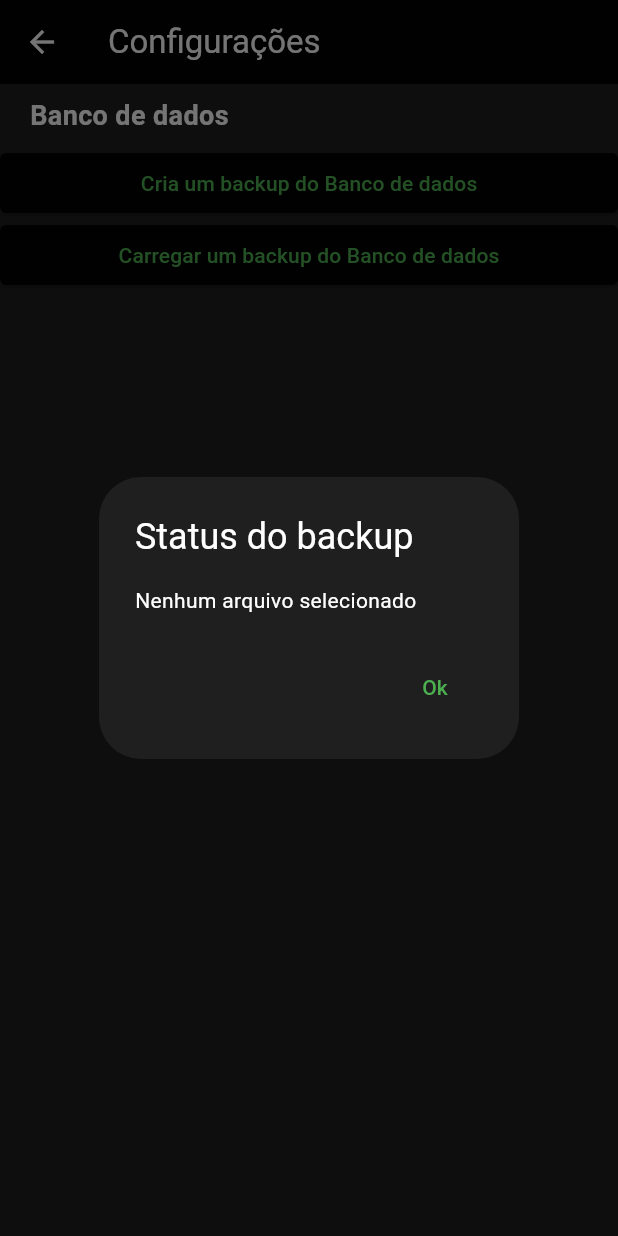
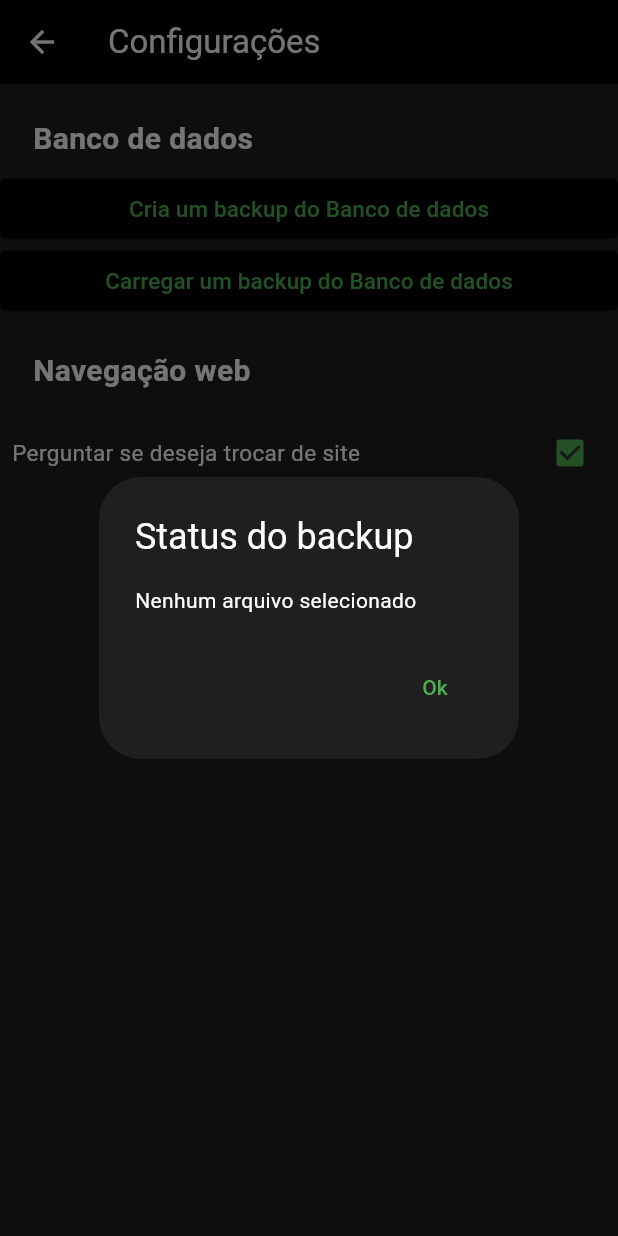
Before and after one commit to Yan-SO/my_manga, a Flutter app: the ConfigPage screen opened directly, after a tap on "Carregar um backup do Banco de dados", on a phone screen of 412 x 824 dp. Run offline on Flutter 3.47's test engine with Material 3 defaults, Android fonts, the phone set to English and light mode, and no system bars; our stand-ins replace file_picker, image_picker, permission_handler, sqflite, webview_flutter; accounts and stored records are empty.

Commit message:
Refactor ConfigPage to StatefulWidget and add settings management
- Refactored ConfigPage from StatelessWidget to StatefulWidget to handle dynamic state changes.
- Added _buildCheckbox method to simplify checkbox creation with a text label and onChanged handler.
- Created new 'settings' table in DatabaseHelper with columns 'key' and 'value' to store user configurations.
- Initialized 'showNavigationQuest' setting with a default value of 'true' in the 'settings' table.
- Added methods to MangaRepository for saving and retrieving configuration settings ('saveSetting' and 'getSetting').
- Integrated settings management in ConfigPage to control visibility of navigation quest alert.

```diff
--- a/lib/src/data/manga_repository.dart
+++ b/lib/src/data/manga_repository.dart
@@ -256,4 +256,28 @@ class MangaRepository {
 
     await _deletefonts(font.id!);
   }
+
+//metodos de confuguraçoes
+  Future<void> saveSetting(String key, String value) async {
+    final db = await _databaseHelper.database;
+    await db.insert(
+      'settings',
+      {'key': key, 'value': value},
+      conflictAlgorithm: ConflictAlgorithm.replace,
+    );
+  }
+
+  Future<String?> getSetting(String key) async {
+    final db = await _databaseHelper.database;
+    final result = await db.query(
+      'settings',
+      where: 'key = ?',
+      whereArgs: [key],
+      limit: 1,
+    );
+    if (result.isNotEmpty) {
+      return result.first['value'] as String?;
+    }
+    return null;
+  }
 }
--- a/lib/src/ui/screens/config_page.dart
+++ b/lib/src/ui/screens/config_page.dart
@@ -1,13 +1,43 @@
 import 'package:flutter/material.dart';
 import 'package:my_mangas/src/data/backup_manager.dart';
+import 'package:my_mangas/src/data/manga_repository.dart';
 import 'package:my_mangas/src/ui/components/show_custom_alert.dart';
 
-class ConfigPage extends StatelessWidget {
+class ConfigPage extends StatefulWidget {
   const ConfigPage({super.key});
+
+  @override
+  State<ConfigPage> createState() => _ConfigPageState();
+}
+
+class _ConfigPageState extends State<ConfigPage> {
+  bool showNavigationQuest = true;
+  final MangaRepository _repository = MangaRepository();
+
+  @override
+  void initState() {
+    super.initState();
+    _getShowNavigationQuest();
+  }
+
+  void _getShowNavigationQuest() async {
+    final temp = await _repository.getSetting('showNavigationQuest');
+    if (temp == 'false') {
+      showNavigationQuest = false;
+    } else {
+      showNavigationQuest = true;
+    }
+    print('$showNavigationQuest - $temp');
+  }
+
+  Future<void> _setShowNavigationQuest(bool newValue) async {
+    await _repository.saveSetting('showNavigationQuest', "$newValue");
+  }
 
   @override
   Widget build(BuildContext context) {
     final colorScheme = Theme.of(context).colorScheme;
+
     return Scaffold(
       appBar: _buildAppBar(context, colorScheme),
       body: ListView(
@@ -41,6 +71,18 @@ class ConfigPage extends StatelessWidget {
               );
             },
           ),
+          _buildElementTitle(text: "Navegação web"),
+          _buildCheckbox(
+              text: 'Perguntar se deseja trocar de site',
+              onChanged: (temp) async {
+                if (temp != null) {
+                  await _setShowNavigationQuest(temp);
+                  setState(() {
+                    showNavigationQuest = temp;
+                  });
+                }
+              },
+              checkboxValue: showNavigationQuest)
         ],
       ),
     );
@@ -48,13 +90,36 @@ class ConfigPage extends StatelessWidget {
 
   Padding _buildElementTitle({required String text}) {
     return Padding(
-      padding: const EdgeInsets.symmetric(horizontal: 20, vertical: 8),
+      padding: const EdgeInsets.fromLTRB(22, 22, 8, 8),
       child: Text(
         text,
         style: const TextStyle(
           fontWeight: FontWeight.bold,
-          fontSize: 18,
+          fontSize: 20,
         ),
+      ),
+    );
+  }
+
+  Widget _buildCheckbox({
+    required String text,
+    required void Function(bool?)? onChanged,
+    required bool? checkboxValue,
+  }) {
+    return Padding(
+      padding: const EdgeInsets.all(8.0),
+      child: Row(
+        children: [
+          Text(
+            text,
+            style: const TextStyle(fontSize: 15),
+          ),
+          const Spacer(),
+          Checkbox(
+            value: checkboxValue,
+            onChanged: onChanged,
+          ),
+        ],
       ),
     );
   }
@@ -72,7 +137,10 @@ class ConfigPage extends StatelessWidget {
         backgroundColor: WidgetStateProperty.all<Color>(colorScheme.secondary),
       ),
       onPressed: onPressed,
-      child: Text(text),
+      child: Text(
+        text,
+        style: const TextStyle(fontSize: 15),
+      ),
     );
   }
 
```
Also changed, not shown: lib/src/data/database_helper.dart (+31 -2 lines), lib/src/ui/components/web_top_navigation_bar.dart (+8 -4 lines).
